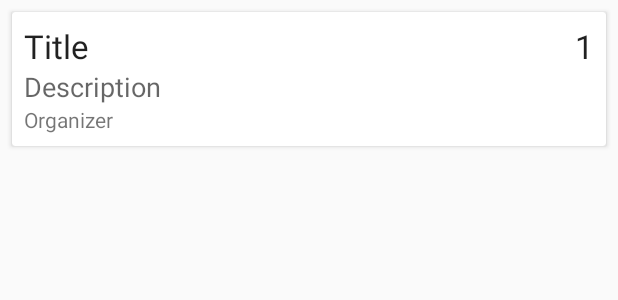
After one commit to CSUMB-Codepath-Group1/barkAndroidAPP, an Android app: the layout event_item.xml on its own in the app's theme, with its tools: preview values and no code run, on a phone screen of 412 x 824 dp. The commit adds this screen. Shown: the top 300 px of the screen. Run offline under Robolectric (Android 15) with nearby library versions, the phone set to English and light mode, and no system bars.

Commit message:
added functionality to add events into database, cleaned up design a little

```diff
--- a/app/build.gradle
+++ b/app/build.gradle
@@ -40,4 +40,7 @@ dependencies {
     implementation 'com.google.firebase:firebase-storage:19.1.1'
     implementation 'com.github.bumptech.glide:glide:4.10.0'
     annotationProcessor 'com.github.bumptech.glide:compiler:4.10.0'
+    //Events
+    implementation 'com.firebaseui:firebase-ui-database:6.2.0'
+    implementation 'com.google.android.material:material:1.0.0'
 }
--- /dev/null
+++ b/app/src/main/res/drawable/ic_add.xml
@@ -0,0 +1,5 @@
+<vector android:height="24dp" android:tint="#FFFFFF"
+    android:viewportHeight="24.0" android:viewportWidth="24.0"
+    android:width="24dp" xmlns:android="http://schemas.android.com/apk/res/android">
+    <path android:fillColor="#FF000000" android:pathData="M19,13h-6v6h-2v-6H5v-2h6V5h2v6h6v2z"/>
+</vector>
--- /dev/null
+++ b/app/src/main/res/layout/event_item.xml
@@ -0,0 +1,52 @@
+<?xml version="1.0" encoding="utf-8"?>
+<androidx.cardview.widget.CardView xmlns:android="http://schemas.android.com/apk/res/android"
+    xmlns:tools="http://schemas.android.com/tools"
+    android:layout_width="match_parent"
+    android:layout_height="wrap_content"
+    xmlns:app="http://schemas.android.com/apk/res-auto"
+    android:layout_marginTop="8dp"
+    android:layout_marginStart="8dp"
+    android:layout_marginEnd="8dp">
+
+    <RelativeLayout
+        android:layout_width="match_parent"
+        android:layout_height="match_parent"
+        android:padding="8dp">
+
+        <TextView
+            android:id="@+id/eventTimeCard"
+            android:layout_width="wrap_content"
+            android:layout_height="wrap_content"
+            android:text="Title"
+            android:maxLines="1"
+            android:layout_toStartOf="@id/eventNameCard"
+            android:layout_alignParentStart="true"
+            android:ellipsize="end"
+            android:textAppearance="@style/TextAppearance.AppCompat.Large"/>
+
+        <TextView
+            android:id="@+id/eventNameCard"
+            android:layout_width="wrap_content"
+            android:layout_height="wrap_content"
+            android:text="1"
+            android:layout_alignParentTop="true"
+            android:layout_alignParentEnd="true"
+            android:textAppearance="@style/TextAppearance.AppCompat.Large"/>
+        <TextView
+            android:id="@+id/eventDescription"
+            android:layout_width="wrap_content"
+            android:layout_height="wrap_content"
+            android:text="Description"
+            android:layout_below="@id/eventNameCard"
+            android:textAppearance="@style/TextAppearance.AppCompat.Medium"/>
+        <TextView
+            android:id="@+id/eventOrganizer"
+            android:layout_width="wrap_content"
+            android:layout_height="wrap_content"
+            android:layout_alignParentStart="true"
+            android:text="Organizer"
+            android:layout_below="@id/eventDescription"/>
+
+    </RelativeLayout>
+
+</androidx.cardview.widget.CardView>
```
Also changed, not shown: app/src/main/java/com/example/bark/Event.java (added, +37 -0 lines), app/src/main/java/com/example/bark/MakeEventActivity.java (+66 -5 lines), app/src/main/java/com/example/bark/eventHolder.java (added, +20 -0 lines), app/src/main/java/com/example/bark/fragments/EventsFragment.java (+48 -1 lines), app/src/main/res/layout/activity_event_maker.xml (+12 -3 lines), app/src/main/res/layout/activity_events.xml (deleted, +0 -46 lines), app/src/main/res/layout/fragment_events.xml (+12 -16 lines).
